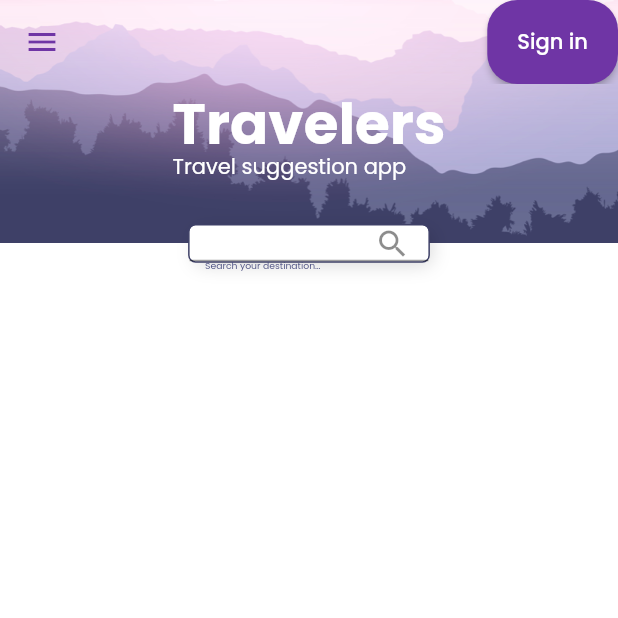
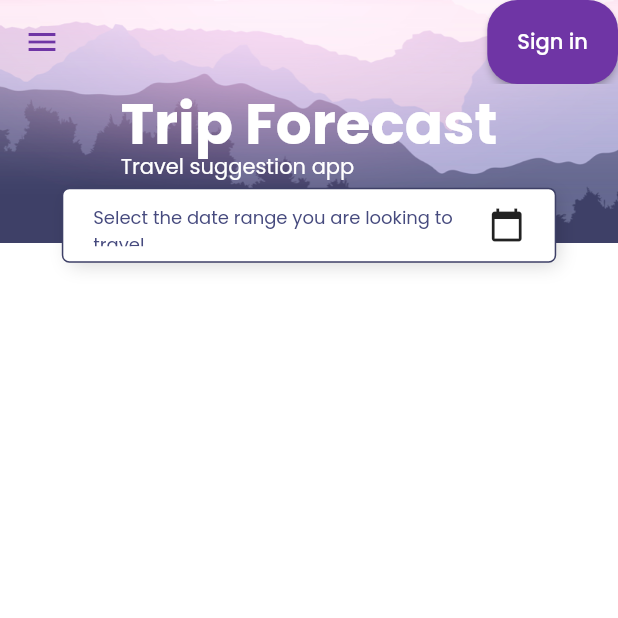
Before and after one commit to Wilb11/CS411_A5_Team10_Trip_Forecast, a Flutter app: the screen it shows after launch, on a phone screen of 412 x 824 dp, the top half of it. Run offline on Flutter 3.47's test engine with Material 2 defaults, Android fonts, the light colour scheme and no system bars; our stand-ins replace flutter_svg, google_fonts.

Commit message:
search bar is now a calendar for date selection, but it will not let you click anywhere in the box, only a small part can be clicked so i need to work on fixing that

```diff
--- a/main/trip_forecaster/lib/Screens/Home/home_header.dart
+++ b/main/trip_forecaster/lib/Screens/Home/home_header.dart
@@ -1,12 +1,9 @@
 import 'package:flutter/material.dart';
 import '../../responsive.dart';
 import 'search_fields.dart';
+import 'package:intl/intl.dart';
 
-// this is the top part of the home page
 class HomeHeader extends StatelessWidget {
-  // const HomeHeader({
-  //   required Key key,
-  // }) : super(key: key);
   const HomeHeader({Key? key}) : super(key: key);
 
   @override
@@ -17,18 +14,20 @@ class HomeHeader extends StatelessWidget {
         clipBehavior: Clip.none,
         alignment: Alignment.center,
         children: [
-        Image.asset(
+          IgnorePointer(
+            child: Image.asset(
               "assets/images/home_bg.png",
               fit: BoxFit.cover,
               width: double.infinity,
               height: getProportionateScreenHeight(315),
+            ),
           ),
           Column(
             crossAxisAlignment: CrossAxisAlignment.start,
             children: [
               SizedBox(height: getProportionateScreenHeight(80)),
               Text(
-              "Travelers",
+                "Trip Forecast",
                 style: TextStyle(
                     fontSize: getProportionateScreenWidth(73),
                     fontWeight: FontWeight.bold,
@@ -44,7 +43,7 @@ class HomeHeader extends StatelessWidget {
           Positioned(
             bottom: getProportionateScreenWidth(-25),
             child: SearchField(),
-        )
+          ),
         ],
       ),
     );
--- a/main/trip_forecaster/lib/Screens/Home/search_fields.dart
+++ b/main/trip_forecaster/lib/Screens/Home/search_fields.dart
@@ -1,18 +1,37 @@
 import 'package:flutter/material.dart';
-import '../../responsive.dart';
+import 'package:intl/intl.dart';
 
-class SearchField extends StatelessWidget {
-  // const SearchField({
-  //   required Key key,
-  // }) : super(key: key);
+class SearchField extends StatefulWidget {
   const SearchField({Key? key}) : super(key: key);
 
+  @override
+  _SearchFieldState createState() => _SearchFieldState();
+}
+
+class _SearchFieldState extends State<SearchField> {
+  DateTime? _startDate;
+  DateTime? _endDate;
 
   @override
   Widget build(BuildContext context) {
-    return Container(
-      width: getProportionateScreenWidth(313),
-      height: getProportionateScreenWidth(50),
+    return GestureDetector(
+      onTap: () async {
+        final DateTimeRange? picked = await showDateRangePicker(
+          context: context,
+          firstDate: DateTime(DateTime.now().year - 5),
+          lastDate: DateTime(DateTime.now().year + 5),
+        );
+        if (picked != null) {
+          setState(() {
+            _startDate = picked.start;
+            _endDate = picked.end;
+          });
+        }
+        // Perform your search action here using _startDate and _endDate
+      },
+      child: Container(
+        width: MediaQuery.of(context).size.width * 0.8,
+        height: 50,
         decoration: BoxDecoration(
           color: Colors.white,
           borderRadius: BorderRadius.circular(5),
@@ -28,18 +47,27 @@ class SearchField extends StatelessWidget {
             )
           ],
         ),
-      child: TextField(
-        onChanged: (value) {},
-        decoration: InputDecoration(
-          hintText: "Search your destination…",
-          hintStyle: TextStyle(
-            fontSize: getProportionateScreenWidth(12),
+        child: Padding(
+          padding: EdgeInsets.symmetric(
+            horizontal: 20,
+            vertical: 10,
+          ),
+          child: Row(
+            mainAxisAlignment: MainAxisAlignment.spaceBetween,
+            children: [
+              Expanded(
+                child: Text(
+                  _startDate != null && _endDate != null
+                      ? '${DateFormat('MM/dd/yyyy').format(_startDate!)} - ${DateFormat('MM/dd/yyyy').format(_endDate!)}'
+                      : "Select the date range you are looking to travel...",
+                  style: TextStyle(
+                    fontSize: 12,
                     color: Color(0xFF464A7E),
                   ),
-          suffixIcon: Icon(Icons.search),
-          contentPadding: EdgeInsets.symmetric(
-            horizontal: getProportionateScreenWidth(20),
-            vertical: getProportionateScreenWidth(10),
+                ),
+              ),
+              Icon(Icons.calendar_today),
+            ],
           ),
         ),
       ),
--- a/main/trip_forecaster/lib/main.dart
+++ b/main/trip_forecaster/lib/main.dart
@@ -208,6 +208,7 @@ import '../../constants.dart';
 import 'package:trip_forecaster/Screens/Home/home_screen.dart';
 
 
+
 void main() {
   runApp(MyApp());
 }
```
Lines whose indentation alone changed are shown as unchanged.
